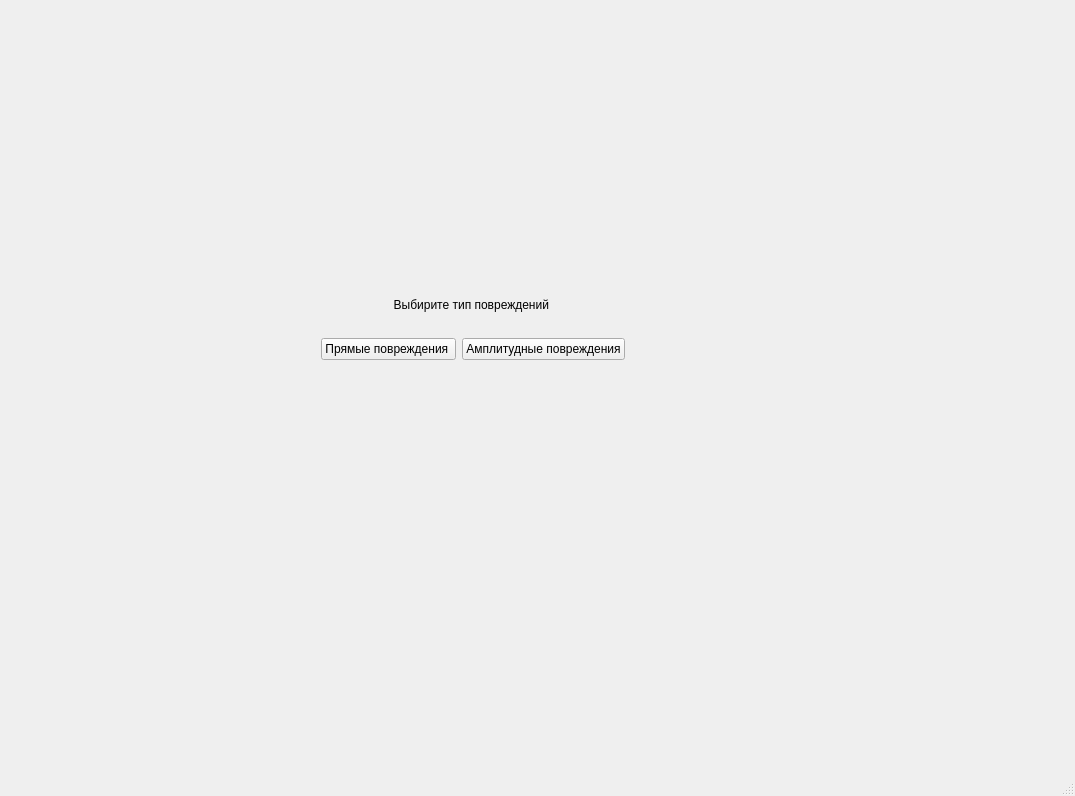
Above: Character_Sheet/impactforce.ui from Kostya217/Character-Sheet before the change. Below: the same form after it.
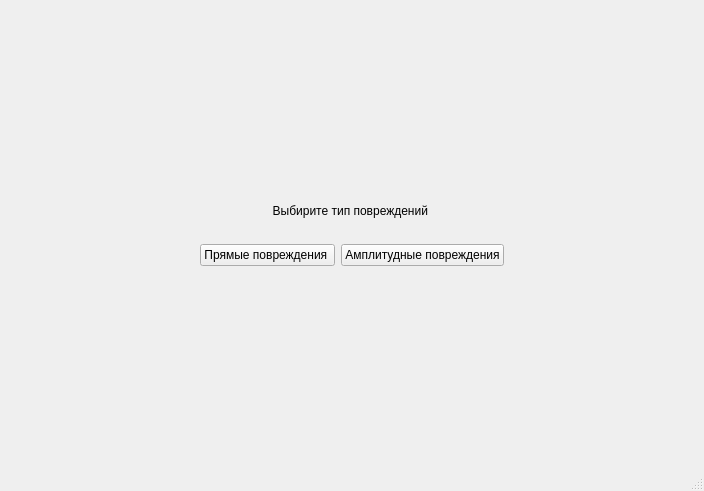
That is the form after the change. Icons and pictures are not drawn.

```diff
--- a/Character_Sheet/impactforce.ui
+++ b/Character_Sheet/impactforce.ui
@@ -6,23 +6,16 @@
    <rect>
     <x>0</x>
     <y>0</y>
-    <width>1075</width>
-    <height>796</height>
+    <width>704</width>
+    <height>491</height>
    </rect>
   </property>
   <property name="windowTitle">
    <string>MainWindow</string>
   </property>
   <widget class="QWidget" name="centralwidget">
-   <widget class="QWidget" name="">
-    <property name="geometry">
-     <rect>
-      <x>100</x>
-      <y>100</y>
-      <width>746</width>
-      <height>457</height>
-     </rect>
-    </property>
+   <layout class="QGridLayout" name="gridLayout">
+    <item row="0" column="0">
     <layout class="QHBoxLayout" name="horizontalLayout_2">
      <item>
       <spacer name="horizontalSpacer">
@@ -153,7 +146,8 @@
       </spacer>
      </item>
     </layout>
-   </widget>
+    </item>
+   </layout>
   </widget>
   <widget class="QMenuBar" name="menubar">
    <property name="geometry">
```
Left out of the diff: 4 changed lines with no effect on the pictures. Lines whose indentation alone changed are shown as unchanged.
